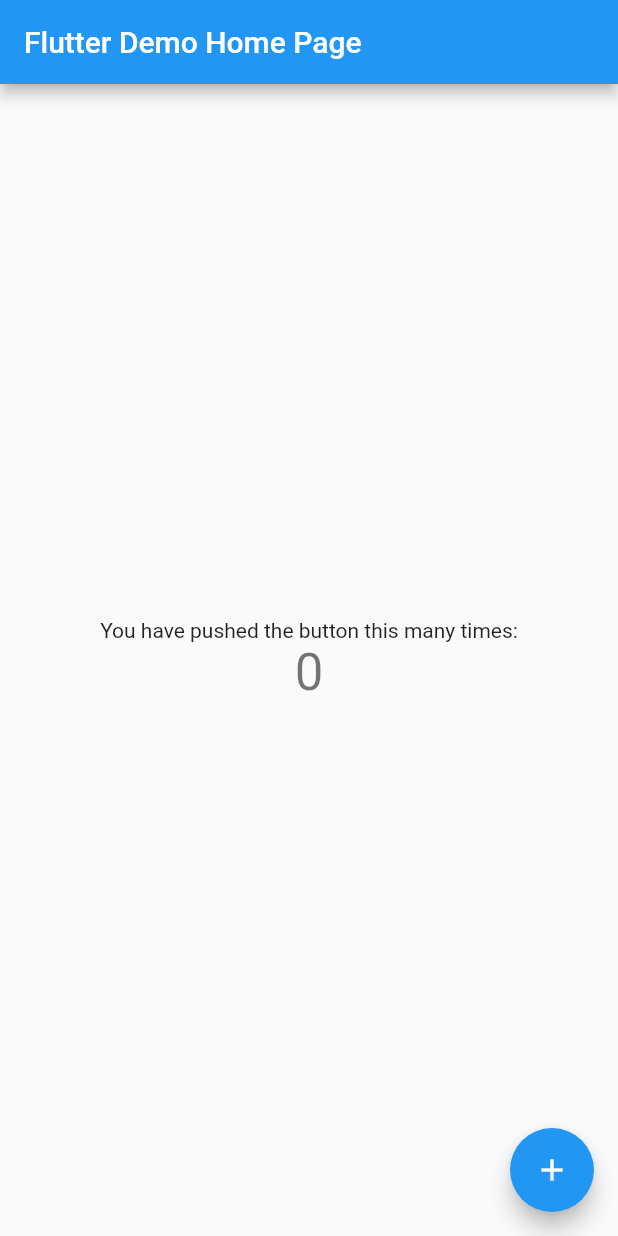
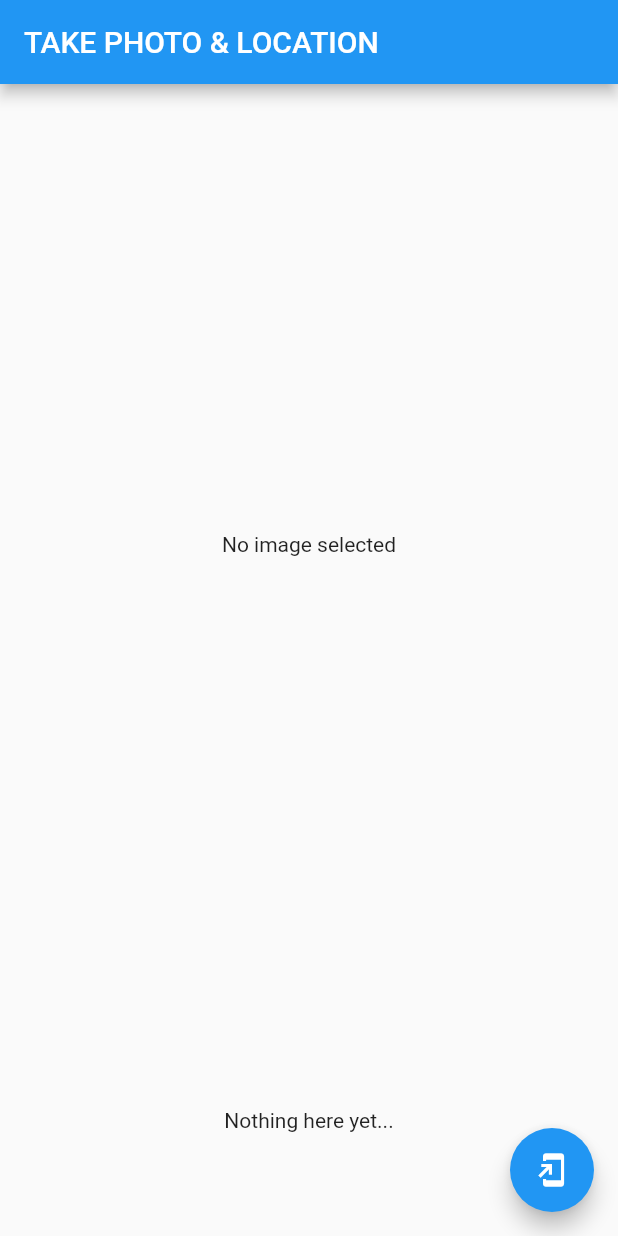
Before and after one commit to FrancaTM/take-photo-location, a Flutter app: the screen it shows after launch, on a phone screen of 412 x 824 dp. Run offline on Flutter 3.47's test engine with Material 2 defaults, Android fonts, the phone set to English and light mode, and no system bars; our stand-ins replace image_picker.

Commit message:
add take photo feature

```diff
--- a/lib/main.dart
+++ b/lib/main.dart
@@ -1,23 +1,17 @@
+import 'dart:io';
+
 import 'package:flutter/material.dart';
+
+import 'package:image_picker/image_picker.dart';
 
 void main() => runApp(MyApp());
 
 class MyApp extends StatelessWidget {
-  // This widget is the root of your application.
   @override
   Widget build(BuildContext context) {
     return MaterialApp(
       title: 'Flutter Demo',
       theme: ThemeData(
-        // This is the theme of your application.
-        //
-        // Try running your application with "flutter run". You'll see the
-        // application has a blue toolbar. Then, without quitting the app, try
-        // changing the primarySwatch below to Colors.green and then invoke
-        // "hot reload" (press "r" in the console where you ran "flutter run",
-        // or simply save your changes to "hot reload" in a Flutter IDE).
-        // Notice that the counter didn't reset back to zero; the application
-        // is not restarted.
         primarySwatch: Colors.blue,
       ),
       home: MyHomePage(title: 'Flutter Demo Home Page'),
@@ -28,15 +22,6 @@ class MyApp extends StatelessWidget {
 class MyHomePage extends StatefulWidget {
   MyHomePage({Key key, this.title}) : super(key: key);
 
-  // This widget is the home page of your application. It is stateful, meaning
-  // that it has a State object (defined below) that contains fields that affect
-  // how it looks.
-
-  // This class is the configuration for the state. It holds the values (in this
-  // case the title) provided by the parent (in this case the App widget) and
-  // used by the build method of the State. Fields in a Widget subclass are
-  // always marked "final".
-
   final String title;
 
   @override
@@ -44,68 +29,46 @@ class MyHomePage extends StatefulWidget {
 }
 
 class _MyHomePageState extends State<MyHomePage> {
-  int _counter = 0;
+  File _image;
 
-  void _incrementCounter() {
+  Future getImage() async {
+    var image = await ImagePicker.pickImage(source: ImageSource.camera);
+
     setState(() {
-      // This call to setState tells the Flutter framework that something has
-      // changed in this State, which causes it to rerun the build method below
-      // so that the display can reflect the updated values. If we changed
-      // _counter without calling setState(), then the build method would not be
-      // called again, and so nothing would appear to happen.
-      _counter++;
+      _image = image;
     });
   }
 
   @override
   Widget build(BuildContext context) {
-    // This method is rerun every time setState is called, for instance as done
-    // by the _incrementCounter method above.
-    //
-    // The Flutter framework has been optimized to make rerunning build methods
-    // fast, so that you can just rebuild anything that needs updating rather
-    // than having to individually change instances of widgets.
     return Scaffold(
       appBar: AppBar(
-        // Here we take the value from the MyHomePage object that was created by
-        // the App.build method, and use it to set our appbar title.
-        title: Text(widget.title),
+        title: Text('TAKE PHOTO & LOCATION'),
       ),
-      body: Center(
-        // Center is a layout widget. It takes a single child and positions it
-        // in the middle of the parent.
+      body: Container(
         child: Column(
-          // Column is also layout widget. It takes a list of children and
-          // arranges them vertically. By default, it sizes itself to fit its
-          // children horizontally, and tries to be as tall as its parent.
-          //
-          // Invoke "debug painting" (press "p" in the console, choose the
-          // "Toggle Debug Paint" action from the Flutter Inspector in Android
-          // Studio, or the "Toggle Debug Paint" command in Visual Studio Code)
-          // to see the wireframe for each widget.
-          //
-          // Column has various properties to control how it sizes itself and
-          // how it positions its children. Here we use mainAxisAlignment to
-          // center the children vertically; the main axis here is the vertical
-          // axis because Columns are vertical (the cross axis would be
-          // horizontal).
-          mainAxisAlignment: MainAxisAlignment.center,
           children: <Widget>[
-            Text(
-              'You have pushed the button this many times:',
+            Expanded(
+              flex: 4,
+              child: Center(
+                child: _image == null
+                    ? Text('No image selected')
+                    : Image.file(_image),
+              ),
             ),
-            Text(
-              '$_counter',
-              style: Theme.of(context).textTheme.display1,
-            ),
+            Expanded(
+                child: Center(
+              child: Text('Nothing here yet...'),
+            )),
           ],
         ),
       ),
       floatingActionButton: FloatingActionButton(
-        onPressed: _incrementCounter,
-        tooltip: 'Increment',
-        child: Icon(Icons.add),
-      ), // This trailing comma makes auto-formatting nicer for build methods.
+        onPressed: () {
+          getImage();
+        },
+        child: Icon(Icons.add_to_home_screen),
+      ),
     );
   }
 }
--- a/pubspec.yaml
+++ b/pubspec.yaml
@@ -23,6 +23,8 @@ dependencies:
   # The following adds the Cupertino Icons font to your application.
   # Use with the CupertinoIcons class for iOS style icons.
   cupertino_icons: ^0.1.2
+  image_picker: ^0.6.0+9
+
 
 dev_dependencies:
   flutter_test:
```
Also changed, not shown: pubspec.lock, 3 other files.
